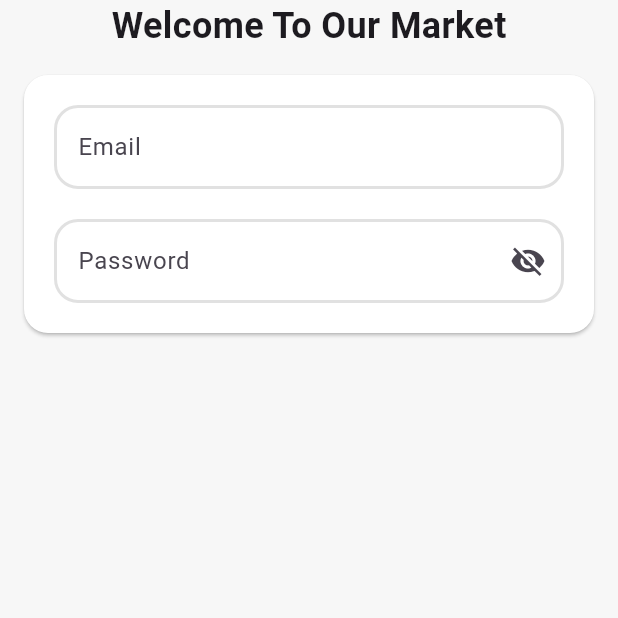
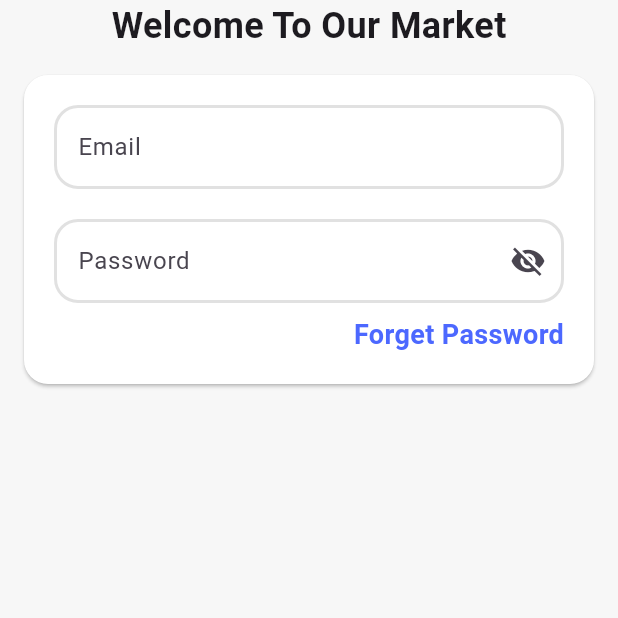
Before and after one commit to Marwa-Atef596/E-commerce, a Flutter app: the screen it shows after launch, on a phone screen of 412 x 824 dp, the top half of it. Run offline on Flutter 3.47's test engine with Material 3 defaults, Android fonts, the phone set to English and light mode, and no system bars.

Commit message:
CustomLoginText

```diff
--- /dev/null
+++ b/lib/view/home/widget/custom_login_card.dart
@@ -0,0 +1,66 @@
+import 'package:flutter/material.dart';
+
+import '../../../core/app_colors.dart';
+import '../../../core/custom_text_field.dart';
+
+class CustomLoginCard extends StatelessWidget {
+  const CustomLoginCard({
+    super.key,
+  });
+
+  @override
+  Widget build(BuildContext context) {
+    return Card(
+        margin: EdgeInsets.all(16),
+        color: AppColors.kWhiteColor,
+        shape: RoundedRectangleBorder(borderRadius: BorderRadius.circular(16)),
+        child: Padding(
+          padding: const EdgeInsets.symmetric(horizontal: 20, vertical: 20),
+          child: Column(
+            children: [
+              CustomTextFormField(label: 'Email'),
+              SizedBox(
+                height: 20,
+              ),
+              CustomTextFormField(
+                label: 'Password',
+                SUFFIX: Icon(Icons.visibility_off),
+                obscureText: true,
+              ),
+              SizedBox(
+                height: 8,
+              ),
+              Align(
+                alignment: AlignmentDirectional.centerEnd,
+                child: CustomLoginText(
+                  text: 'Forget Password',
+                ),
+              ),
+            ],
+          ),
+        ));
+  }
+}
+
+class CustomLoginText extends StatelessWidget {
+  const CustomLoginText({
+    super.key,
+    required this.text, this.onTap,
+  });
+  final String text;
+ final void Function()? onTap;
+  @override
+  Widget build(BuildContext context) {
+    return InkWell(
+      onTap:onTap ,
+      child: Text(
+        text,
+        style: TextStyle(
+          color: AppColors.kPrimaryColor,
+          fontSize: 18,
+          fontWeight: FontWeight.bold,
+        ),
+      ),
+    );
+  }
+}
--- a/lib/view/home/widget/login_view_body.dart
+++ b/lib/view/home/widget/login_view_body.dart
@@ -2,6 +2,7 @@ import 'package:e_commerce/core/app_colors.dart';
 import 'package:flutter/material.dart';
 
 import '../../../core/custom_text_field.dart';
+import 'custom_login_card.dart';
 
 class LoginViewBody extends StatelessWidget {
   const LoginViewBody({super.key});
@@ -17,27 +18,8 @@ class LoginViewBody extends StatelessWidget {
             fontWeight: FontWeight.bold,
           ),
         ),
-        Card(
-            margin: EdgeInsets.all(16),
-            color: AppColors.kWhiteColor,
-            shape:
-                RoundedRectangleBorder(borderRadius: BorderRadius.circular(16)),
-            child: Padding(
-              padding: const EdgeInsets.symmetric(horizontal: 20, vertical: 20),
-              child: Column(
-                children: [
-                  CustomTextFormField(label: 'Email'),
-                  SizedBox(
-                    height: 20,
-                  ),
-                  CustomTextFormField(
-                    label: 'Password',
-                    SUFFIX: Icon(Icons.visibility_off),
-                    obscureText: true,
-                  )
-                ],
-              ),
-            ))
+        CustomLoginCard(),
+
       ],
     );
   }
```
